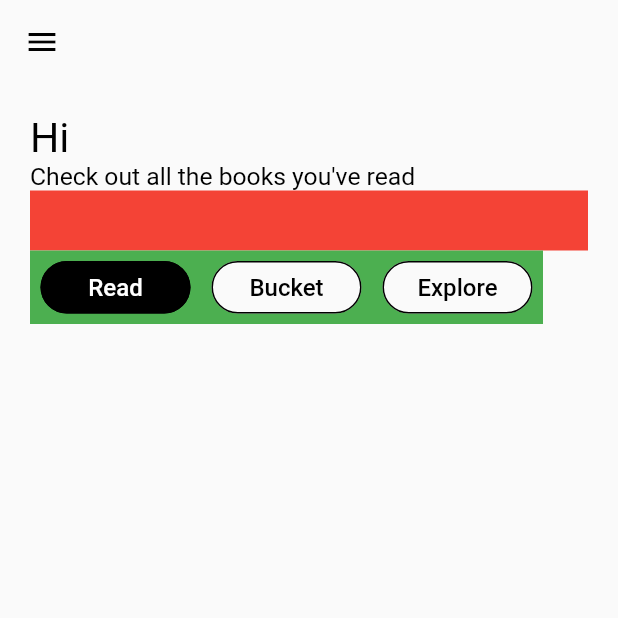
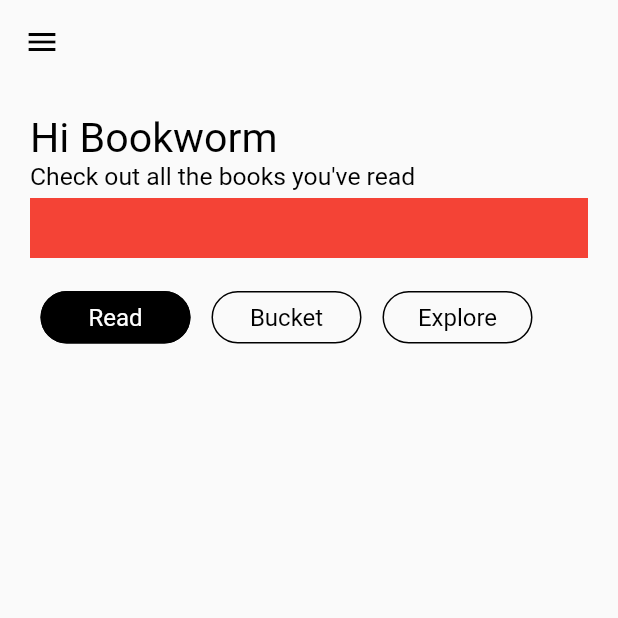
Before and after one commit to SilasNiewierra/booc_v2, a Flutter app: the screen it shows once a user with an empty profile is signed in, on a phone screen of 412 x 824 dp, the top half of it. Run offline on Flutter 3.47's test engine with Material 2 defaults, Android fonts, the light colour scheme and no system bars; drawn by our look-alikes of custom_radio_grouped_button; our stand-ins replace cloud_firestore, firebase_auth, firebase_core; accounts and stored records are empty.

Commit message:
updated home design

```diff
--- a/lib/views/home.dart
+++ b/lib/views/home.dart
@@ -37,7 +37,9 @@ class _HomePageState extends State<HomePage> {
 
   Widget _buildBody(BuildContext context) {
     User user = Provider.of<User>(context);
-    String userName = user.displayName ?? 'Bookworm';
+    String userName = user.displayName == null || user.displayName.length <= 0
+        ? 'Bookworm'
+        : user.displayName;
     return Container(
         padding: EdgeInsets.symmetric(vertical: 20.0, horizontal: 20.0),
         child: Column(
@@ -49,16 +51,12 @@ class _HomePageState extends State<HomePage> {
                 style: Theme.of(context).textTheme.headline5),
             Container(
               color: Colors.red,
+              margin: EdgeInsets.symmetric(vertical: 5.0),
               height: 40.0,
             ),
-            Container(
-              color: Colors.green,
+            Padding(
+              padding: EdgeInsets.symmetric(vertical: 10.0),
               child: CustomRadioButton(
-                defaultSelected: "READ",
-                elevation: 0,
-                enableShape: true,
-                // absoluteZeroSpacing: true,
-                unSelectedColor: Theme.of(context).canvasColor,
                 buttonLables: [
                   'Read',
                   'Bucket',
@@ -69,13 +67,18 @@ class _HomePageState extends State<HomePage> {
                   "BUCKET",
                   "EXPLORE",
                 ],
+                radioButtonValue: (value) {
+                  print(value);
+                },
+                defaultSelected: "READ",
+                elevation: 0,
+                enableShape: true,
+                wrapAlignment: WrapAlignment.spaceAround,
                 buttonTextStyle: ButtonTextStyle(
                     selectedColor: Colors.white,
                     unSelectedColor: Colors.black,
-                    textStyle: TextStyle(fontSize: 16)),
-                radioButtonValue: (value) {
-                  print(value);
-                },
+                    textStyle: Theme.of(context).textTheme.subtitle1),
+                unSelectedColor: Theme.of(context).canvasColor,
                 selectedColor: Theme.of(context).accentColor,
               ),
             ),
```
